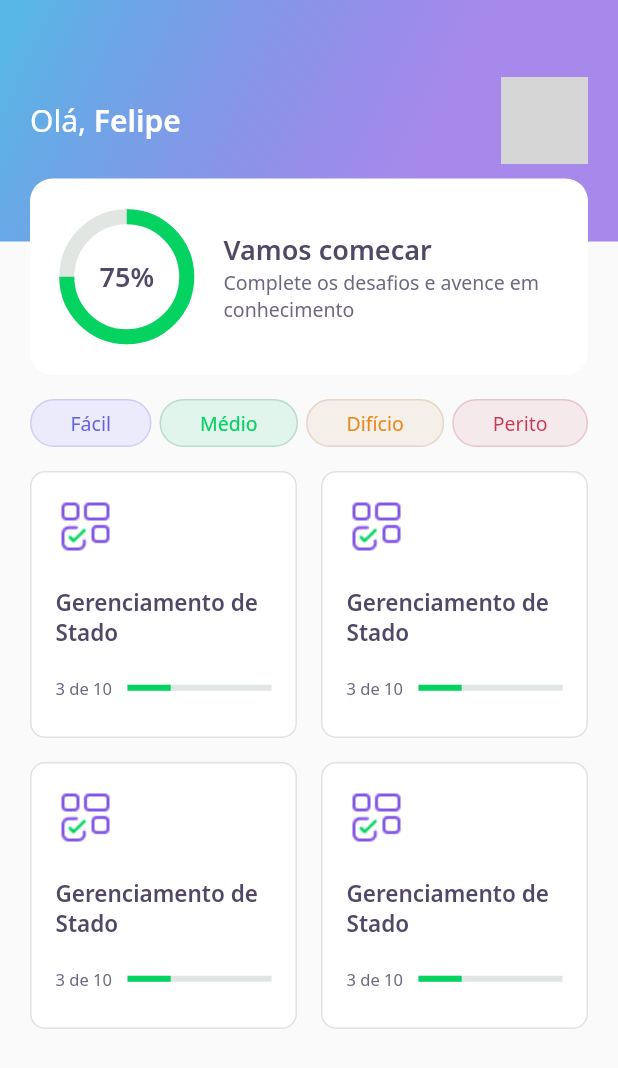
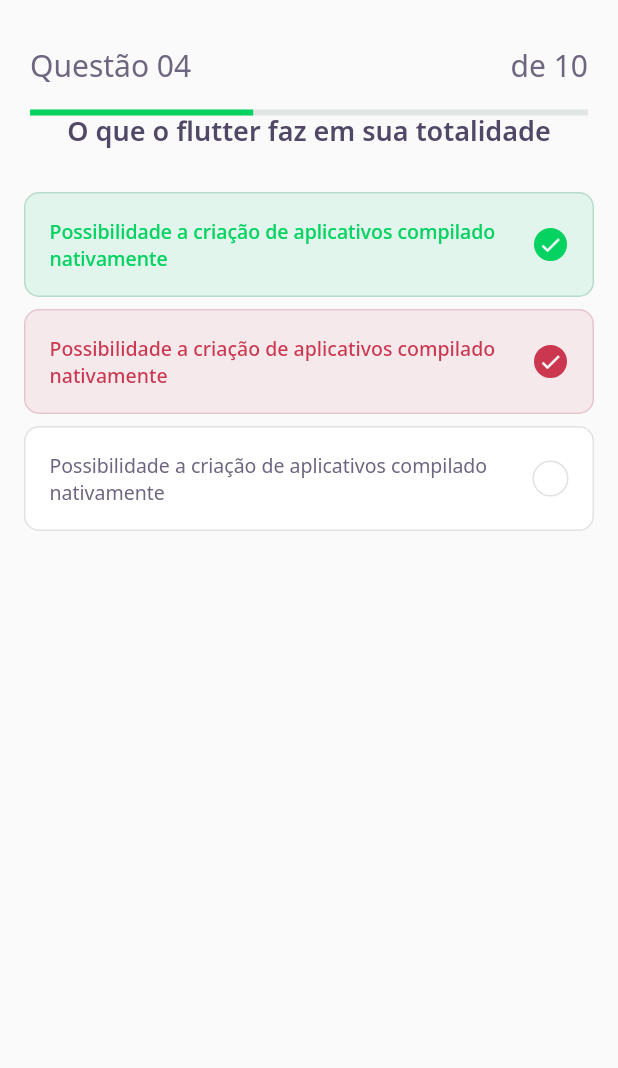
Before and after one commit to felipesouza91/nlw05, a Flutter app: the screen it shows after launch, on a phone screen of 412 x 824 dp. Shown: the top 1068 px of the screen. Run offline on Flutter 3.47's test engine with Material 2 defaults, Android fonts, the phone set to English and light mode, and no system bars; our stand-ins replace google_fonts; grey boxes are pictures that could not be loaded.

Commit message:
feat: create a ChallangePage

```diff
--- /dev/null
+++ b/devquiz/lib/challange/challange_page.dart
@@ -0,0 +1,26 @@
+import 'package:devquiz/challange/widget/questions_indicator/question_indicator_widget.dart';
+import 'package:devquiz/challange/widget/quiz/quiz_widget.dart';
+import 'package:flutter/material.dart';
+
+class ChallangePage extends StatefulWidget {
+  const ChallangePage({Key? key}) : super(key: key);
+  @override
+  _ChallangePageState createState() => _ChallangePageState();
+}
+
+class _ChallangePageState extends State<ChallangePage> {
+  @override
+  Widget build(BuildContext context) {
+    return Scaffold(
+      appBar: PreferredSize(
+        preferredSize: Size.fromHeight(75),
+        child: SafeArea(
+          minimum: EdgeInsets.only(top: 30),
+          top: true,
+          child: QuestionIndicatorWidget(),
+        ),
+      ),
+      body: QuizWidget(title: "O que o flutter faz em sua totalidade"),
+    );
+  }
+}
--- /dev/null
+++ b/devquiz/lib/challange/widget/awnser/awnser_widget.dart
@@ -0,0 +1,82 @@
+import 'package:devquiz/core/app_colors.dart';
+import 'package:devquiz/core/app_text_styles.dart';
+import 'package:flutter/material.dart';
+
+class AwnserWidget extends StatelessWidget {
+  final String title;
+  final bool isRight;
+  final bool isSelect;
+  const AwnserWidget(
+      {Key? key,
+      required this.title,
+      this.isRight = false,
+      this.isSelect = false})
+      : super(key: key);
+
+  Color get _selectedColorRight =>
+      isRight ? AppColors.darkGreen : AppColors.darkRed;
+
+  Color get _selectedBorderRight =>
+      isRight ? AppColors.lightGreen : AppColors.lightRed;
+
+  Color get _selectedColorCardRight =>
+      isRight ? AppColors.lightGreen : AppColors.lightRed;
+
+  Color get _selectedBorderCardRight =>
+      isRight ? AppColors.green : AppColors.red;
+
+  TextStyle get _selectedTextStyleRight =>
+      isRight ? AppTextStyles.bodyDarkGreen : AppTextStyles.bodyDarkRed;
+
+  IconData get _selectedIconRight => isRight ? Icons.check : Icons.close;
+
+  @override
+  Widget build(BuildContext context) {
+    return Padding(
+      padding: const EdgeInsets.symmetric(horizontal: 16, vertical: 4),
+      child: Container(
+        padding: EdgeInsets.all(16),
+        decoration: BoxDecoration(
+          color: isSelect ? _selectedColorCardRight : AppColors.white,
+          borderRadius: BorderRadius.circular(10),
+          border: Border.fromBorderSide(
+            BorderSide(
+              color: isSelect ? _selectedBorderCardRight : AppColors.border,
+            ),
+          ),
+        ),
+        child: Row(
+          mainAxisAlignment: MainAxisAlignment.spaceBetween,
+          children: [
+            Expanded(
+              child: Text(
+                title,
+                style: isSelect ? _selectedTextStyleRight : AppTextStyles.body,
+              ),
+            ),
+            Container(
+              width: 24,
+              height: 24,
+              decoration: BoxDecoration(
+                color: isSelect ? _selectedColorRight : AppColors.white,
+                borderRadius: BorderRadius.circular(500),
+                border: Border.fromBorderSide(
+                  BorderSide(
+                    color: isSelect ? _selectedBorderRight : AppColors.border,
+                  ),
+                ),
+              ),
+              child: isSelect
+                  ? Icon(
+                      Icons.check,
+                      size: 16,
+                      color: Colors.white,
+                    )
+                  : null,
+            )
+          ],
+        ),
+      ),
+    );
+  }
+}
--- /dev/null
+++ b/devquiz/lib/challange/widget/questions_indicator/question_indicator_widget.dart
@@ -0,0 +1,26 @@
+import 'package:devquiz/core/app_text_styles.dart';
+import 'package:devquiz/shared/widgets/progress_indicator/progress_indicator_widget.dart';
+import 'package:flutter/material.dart';
+
+class QuestionIndicatorWidget extends StatelessWidget {
+  const QuestionIndicatorWidget({Key? key}) : super(key: key);
+  @override
+  Widget build(BuildContext context) {
+    return Container(
+      padding: EdgeInsets.symmetric(horizontal: 20),
+      child: Column(
+        children: [
+          Row(
+            mainAxisAlignment: MainAxisAlignment.spaceBetween,
+            children: [
+              Text("Questão 04", style: AppTextStyles.body20),
+              Text("de 10", style: AppTextStyles.body20)
+            ],
+          ),
+          SizedBox(height: 16),
+          ProgressIndicatorWidget(value: 0.4)
+        ],
+      ),
+    );
+  }
+}
--- /dev/null
+++ b/devquiz/lib/challange/widget/quiz/quiz_widget.dart
@@ -0,0 +1,37 @@
+import 'package:devquiz/challange/widget/awnser/awnser_widget.dart';
+import 'package:devquiz/core/app_text_styles.dart';
+import 'package:flutter/material.dart';
+
+class QuizWidget extends StatelessWidget {
+  final String title;
+  const QuizWidget({Key? key, required this.title}) : super(key: key);
+  @override
+  Widget build(BuildContext context) {
+    return Container(
+      child: Column(
+        children: [
+          Text(
+            title,
+            style: AppTextStyles.heading,
+          ),
+          SizedBox(height: 24),
+          AwnserWidget(
+            title:
+                "Possibilidade a criação de aplicativos compilado nativamente",
+            isRight: true,
+            isSelect: true,
+          ),
+          AwnserWidget(
+            title:
+                "Possibilidade a criação de aplicativos compilado nativamente",
+            isRight: false,
+            isSelect: true,
+          ),
+          AwnserWidget(
+              title:
+                  "Possibilidade a criação de aplicativos compilado nativamente"),
+        ],
+      ),
+    );
+  }
+}
--- a/devquiz/lib/core/app_widget.dart
+++ b/devquiz/lib/core/app_widget.dart
@@ -1,5 +1,4 @@
-
-import 'package:devquiz/home/home_page.dart';
+import 'package:devquiz/challange/challange_page.dart';
 import 'package:flutter/material.dart';
 
 class AppWidget extends StatelessWidget {
@@ -7,7 +6,7 @@ class AppWidget extends StatelessWidget {
   Widget build(BuildContext context) {
     return MaterialApp(
       title: "DevQuiz",
-      home: HomePage(),
+      home: ChallangePage(),
     );
   }
 }
--- a/devquiz/lib/home/widgets/quiz_card/quiz_card_widget.dart
+++ b/devquiz/lib/home/widgets/quiz_card/quiz_card_widget.dart
@@ -1,6 +1,7 @@
 import 'package:devquiz/core/app_colors.dart';
 import 'package:devquiz/core/app_images.dart';
 import 'package:devquiz/core/app_text_styles.dart';
+import 'package:devquiz/shared/widgets/progress_indicator/progress_indicator_widget.dart';
 import 'package:flutter/material.dart';
 
 class QuizCardWidget extends StatelessWidget {
@@ -38,15 +39,7 @@ class QuizCardWidget extends StatelessWidget {
                   style: AppTextStyles.body11,
                 ),
               ),
-              Expanded(
-                flex: 2,
-                child: LinearProgressIndicator(
-                  value: 0.3,
-                  backgroundColor: AppColors.chartSecondary,
-                  valueColor:
-                      AlwaysStoppedAnimation<Color>(AppColors.chartPrimary),
-                ),
-              )
+              Expanded(flex: 2, child: ProgressIndicatorWidget(value: 0.3))
             ],
           )
         ],
--- /dev/null
+++ b/devquiz/lib/shared/widgets/progress_indicator/progress_indicator_widget.dart
@@ -0,0 +1,17 @@
+import 'package:devquiz/core/core.dart';
+import 'package:flutter/material.dart';
+
+class ProgressIndicatorWidget extends StatelessWidget {
+  final double value;
+  const ProgressIndicatorWidget({Key? key, required this.value})
+      : super(key: key);
+
+  @override
+  Widget build(BuildContext context) {
+    return LinearProgressIndicator(
+      value: value,
+      backgroundColor: AppColors.chartSecondary,
+      valueColor: AlwaysStoppedAnimation<Color>(AppColors.chartPrimary),
+    );
+  }
+}
```
